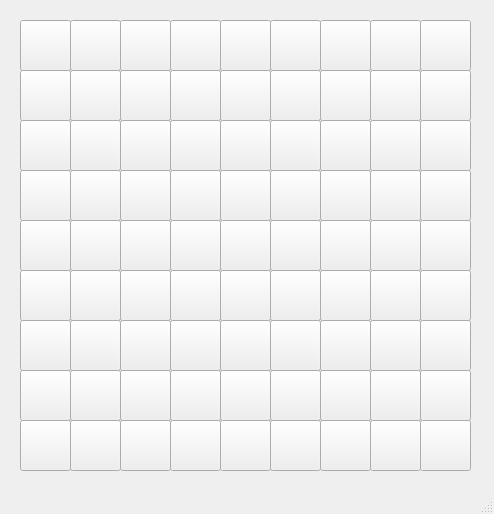
This is sudoku/tablero.ui in jsanga/ProyectoLenguajes as Qt 5 draws it before an edit. The edited form follows.
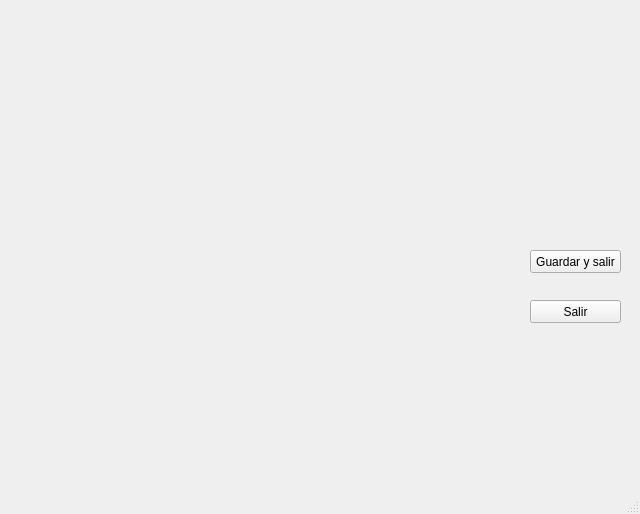
This is the edited form.

Commit message:
Cambios en el tablero
Uso de TextField's. Además ya comencé con las pruebas de los archivos
.xml generando un primer archivo "sudoku,xml" al presionar el botón
"Guardar y salir".

The edit to the form file:
```diff
--- a/sudoku/tablero.ui
+++ b/sudoku/tablero.ui
@@ -6,7 +6,7 @@
    <rect>
     <x>0</x>
     <y>0</y>
-    <width>494</width>
+    <width>640</width>
     <height>514</height>
    </rect>
   </property>
@@ -14,1059 +14,6 @@
    <string>MainWindow</string>
   </property>
   <widget class="QWidget" name="centralwidget">
-   <widget class="QPushButton" name="pushButton">
-    <property name="geometry">
-     <rect>
-      <x>20</x>
-      <y>20</y>
-      <width>51</width>
-      <height>51</height>
-     </rect>
-    </property>
-    <property name="text">
-     <string/>
-    </property>
-   </widget>
-   <widget class="QPushButton" name="pushButton_2">
-    <property name="geometry">
-     <rect>
-      <x>70</x>
-      <y>20</y>
-      <width>51</width>
-      <height>51</height>
-     </rect>
-    </property>
-    <property name="text">
-     <string/>
-    </property>
-   </widget>
-   <widget class="QPushButton" name="pushButton_3">
-    <property name="geometry">
-     <rect>
-      <x>120</x>
-      <y>20</y>
-      <width>51</width>
-      <height>51</height>
-     </rect>
-    </property>
-    <property name="text">
-     <string/>
-    </property>
-   </widget>
-   <widget class="QPushButton" name="pushButton_4">
-    <property name="geometry">
-     <rect>
-      <x>170</x>
-      <y>20</y>
-      <width>51</width>
-      <height>51</height>
-     </rect>
-    </property>
-    <property name="text">
-     <string/>
-    </property>
-   </widget>
-   <widget class="QPushButton" name="pushButton_5">
-    <property name="geometry">
-     <rect>
-      <x>220</x>
-      <y>20</y>
-      <width>51</width>
-      <height>51</height>
-     </rect>
-    </property>
-    <property name="text">
-     <string/>
-    </property>
-   </widget>
-   <widget class="QPushButton" name="pushButton_6">
-    <property name="geometry">
-     <rect>
-      <x>270</x>
-      <y>20</y>
-      <width>51</width>
-      <height>51</height>
-     </rect>
-    </property>
-    <property name="text">
-     <string/>
-    </property>
-   </widget>
-   <widget class="QPushButton" name="pushButton_7">
-    <property name="geometry">
-     <rect>
-      <x>320</x>
-      <y>20</y>
-      <width>51</width>
-      <height>51</height>
-     </rect>
-    </property>
-    <property name="text">
-     <string/>
-    </property>
-   </widget>
-   <widget class="QPushButton" name="pushButton_8">
-    <property name="geometry">
-     <rect>
-      <x>370</x>
-      <y>20</y>
-      <width>51</width>
-      <height>51</height>
-     </rect>
-    </property>
-    <property name="text">
-     <string/>
-    </property>
-   </widget>
-   <widget class="QPushButton" name="pushButton_9">
-    <property name="geometry">
-     <rect>
-      <x>420</x>
-      <y>20</y>
-      <width>51</width>
-      <height>51</height>
-     </rect>
-    </property>
-    <property name="text">
-     <string/>
-    </property>
-   </widget>
-   <widget class="QPushButton" name="pushButton_10">
-    <property name="geometry">
-     <rect>
-      <x>20</x>
-      <y>70</y>
-      <width>51</width>
-      <height>51</height>
-     </rect>
-    </property>
-    <property name="text">
-     <string/>
-    </property>
-   </widget>
-   <widget class="QPushButton" name="pushButton_11">
-    <property name="geometry">
-     <rect>
-      <x>70</x>
-      <y>70</y>
-      <width>51</width>
-      <height>51</height>
-     </rect>
-    </property>
-    <property name="text">
-     <string/>
-    </property>
-   </widget>
-   <widget class="QPushButton" name="pushButton_12">
-    <property name="geometry">
-     <rect>
-      <x>120</x>
-      <y>70</y>
-      <width>51</width>
-      <height>51</height>
-     </rect>
-    </property>
-    <property name="text">
-     <string/>
-    </property>
-   </widget>
-   <widget class="QPushButton" name="pushButton_13">
-    <property name="geometry">
-     <rect>
-      <x>170</x>
-      <y>70</y>
-      <width>51</width>
-      <height>51</height>
-     </rect>
-    </property>
-    <property name="text">
-     <string/>
-    </property>
-   </widget>
-   <widget class="QPushButton" name="pushButton_14">
-    <property name="geometry">
-     <rect>
-      <x>220</x>
-      <y>70</y>
-      <width>51</width>
-      <height>51</height>
-     </rect>
-    </property>
-    <property name="text">
-     <string/>
-    </property>
-   </widget>
-   <widget class="QPushButton" name="pushButton_15">
-    <property name="geometry">
-     <rect>
-      <x>270</x>
-      <y>70</y>
-      <width>51</width>
-      <height>51</height>
-     </rect>
-    </property>
-    <property name="text">
-     <string/>
-    </property>
-   </widget>
-   <widget class="QPushButton" name="pushButton_16">
-    <property name="geometry">
-     <rect>
-      <x>320</x>
-      <y>70</y>
-      <width>51</width>
-      <height>51</height>
-     </rect>
-    </property>
-    <property name="text">
-     <string/>
-    </property>
-   </widget>
-   <widget class="QPushButton" name="pushButton_17">
-    <property name="geometry">
-     <rect>
-      <x>370</x>
-      <y>70</y>
-      <width>51</width>
-      <height>51</height>
-     </rect>
-    </property>
-    <property name="text">
-     <string/>
-    </property>
-   </widget>
-   <widget class="QPushButton" name="pushButton_18">
-    <property name="geometry">
-     <rect>
-      <x>420</x>
-      <y>70</y>
-      <width>51</width>
-      <height>51</height>
-     </rect>
-    </property>
-    <property name="text">
-     <string/>
-    </property>
-   </widget>
-   <widget class="QPushButton" name="pushButton_19">
-    <property name="geometry">
-     <rect>
-      <x>20</x>
-      <y>120</y>
-      <width>51</width>
-      <height>51</height>
-     </rect>
-    </property>
-    <property name="text">
-     <string/>
-    </property>
-   </widget>
-   <widget class="QPushButton" name="pushButton_20">
-    <property name="geometry">
-     <rect>
-      <x>70</x>
-      <y>120</y>
-      <width>51</width>
-      <height>51</height>
-     </rect>
-    </property>
-    <property name="text">
-     <string/>
-    </property>
-   </widget>
-   <widget class="QPushButton" name="pushButton_21">
-    <property name="geometry">
-     <rect>
-      <x>120</x>
-      <y>120</y>
-      <width>51</width>
-      <height>51</height>
-     </rect>
-    </property>
-    <property name="text">
-     <string/>
-    </property>
-   </widget>
-   <widget class="QPushButton" name="pushButton_22">
-    <property name="geometry">
-     <rect>
-      <x>170</x>
-      <y>120</y>
-      <width>51</width>
-      <height>51</height>
-     </rect>
-    </property>
-    <property name="text">
-     <string/>
-    </property>
-   </widget>
-   <widget class="QPushButton" name="pushButton_23">
-    <property name="geometry">
-     <rect>
-      <x>220</x>
-      <y>120</y>
-      <width>51</width>
-      <height>51</height>
-     </rect>
-    </property>
-    <property name="text">
-     <string/>
-    </property>
-   </widget>
-   <widget class="QPushButton" name="pushButton_24">
-    <property name="geometry">
-     <rect>
-      <x>270</x>
-      <y>120</y>
-      <width>51</width>
-      <height>51</height>
-     </rect>
-    </property>
-    <property name="text">
-     <string/>
-    </property>
-   </widget>
-   <widget class="QPushButton" name="pushButton_25">
-    <property name="geometry">
-     <rect>
-      <x>320</x>
-      <y>120</y>
-      <width>51</width>
-      <height>51</height>
-     </rect>
-    </property>
-    <property name="text">
-     <string/>
-    </property>
-   </widget>
-   <widget class="QPushButton" name="pushButton_26">
-    <property name="geometry">
-     <rect>
-      <x>370</x>
-      <y>120</y>
-      <width>51</width>
-      <height>51</height>
-     </rect>
-    </property>
-    <property name="text">
-     <string/>
-    </property>
-   </widget>
-   <widget class="QPushButton" name="pushButton_27">
-    <property name="geometry">
-     <rect>
-      <x>420</x>
-      <y>120</y>
-      <width>51</width>
-      <height>51</height>
-     </rect>
-    </property>
-    <property name="text">
-     <string/>
-    </property>
-   </widget>
-   <widget class="QPushButton" name="pushButton_28">
-    <property name="geometry">
-     <rect>
-      <x>20</x>
-      <y>170</y>
-      <width>51</width>
-      <height>51</height>
-     </rect>
-    </property>
-    <property name="text">
-     <string/>
-    </property>
-   </widget>
-   <widget class="QPushButton" name="pushButton_29">
-    <property name="geometry">
-     <rect>
-      <x>70</x>
-      <y>170</y>
-      <width>51</width>
-      <height>51</height>
-     </rect>
-    </property>
-    <property name="text">
-     <string/>
-    </property>
-   </widget>
-   <widget class="QPushButton" name="pushButton_30">
-    <property name="geometry">
-     <rect>
-      <x>120</x>
-      <y>170</y>
-      <width>51</width>
-      <height>51</height>
-     </rect>
-    </property>
-    <property name="text">
-     <string/>
-    </property>
-   </widget>
-   <widget class="QPushButton" name="pushButton_31">
-    <property name="geometry">
-     <rect>
-      <x>170</x>
-      <y>170</y>
-      <width>51</width>
-      <height>51</height>
-     </rect>
-    </property>
-    <property name="text">
-     <string/>
-    </property>
-   </widget>
-   <widget class="QPushButton" name="pushButton_32">
-    <property name="geometry">
-     <rect>
-      <x>220</x>
-      <y>170</y>
-      <width>51</width>
-      <height>51</height>
-     </rect>
-    </property>
-    <property name="text">
-     <string/>
-    </property>
-   </widget>
-   <widget class="QPushButton" name="pushButton_33">
-    <property name="geometry">
-     <rect>
-      <x>270</x>
-      <y>170</y>
-      <width>51</width>
-      <height>51</height>
-     </rect>
-    </property>
-    <property name="text">
-     <string/>
-    </property>
-   </widget>
-   <widget class="QPushButton" name="pushButton_34">
-    <property name="geometry">
-     <rect>
-      <x>320</x>
-      <y>170</y>
-      <width>51</width>
-      <height>51</height>
-     </rect>
-    </property>
-    <property name="text">
-     <string/>
-    </property>
-   </widget>
-   <widget class="QPushButton" name="pushButton_35">
-    <property name="geometry">
-     <rect>
-      <x>370</x>
-      <y>170</y>
-      <width>51</width>
-      <height>51</height>
-     </rect>
-    </property>
-    <property name="text">
-     <string/>
-    </property>
-   </widget>
-   <widget class="QPushButton" name="pushButton_36">
-    <property name="geometry">
-     <rect>
-      <x>420</x>
-      <y>170</y>
-      <width>51</width>
-      <height>51</height>
-     </rect>
-    </property>
-    <property name="text">
-     <string/>
-    </property>
-   </widget>
-   <widget class="QPushButton" name="pushButton_37">
-    <property name="geometry">
-     <rect>
-      <x>20</x>
-      <y>220</y>
-      <width>51</width>
-      <height>51</height>
-     </rect>
-    </property>
-    <property name="text">
-     <string/>
-    </property>
-   </widget>
-   <widget class="QPushButton" name="pushButton_38">
-    <property name="geometry">
-     <rect>
-      <x>70</x>
-      <y>220</y>
-      <width>51</width>
-      <height>51</height>
-     </rect>
-    </property>
-    <property name="text">
-     <string/>
-    </property>
-   </widget>
-   <widget class="QPushButton" name="pushButton_39">
-    <property name="geometry">
-     <rect>
-      <x>120</x>
-      <y>220</y>
-      <width>51</width>
-      <height>51</height>
-     </rect>
-    </property>
-    <property name="text">
-     <string/>
-    </property>
-   </widget>
-   <widget class="QPushButton" name="pushButton_40">
-    <property name="geometry">
-     <rect>
-      <x>170</x>
-      <y>220</y>
-      <width>51</width>
-      <height>51</height>
-     </rect>
-    </property>
-    <property name="text">
-     <string/>
-    </property>
-   </widget>
-   <widget class="QPushButton" name="pushButton_41">
-    <property name="geometry">
-     <rect>
-      <x>220</x>
-      <y>220</y>
-      <width>51</width>
-      <height>51</height>
-     </rect>
-    </property>
-    <property name="text">
-     <string/>
-    </property>
-   </widget>
-   <widget class="QPushButton" name="pushButton_42">
-    <property name="geometry">
-     <rect>
-      <x>270</x>
-      <y>220</y>
-      <width>51</width>
-      <height>51</height>
-     </rect>
-    </property>
-    <property name="text">
-     <string/>
-    </property>
-   </widget>
-   <widget class="QPushButton" name="pushButton_43">
-    <property name="geometry">
-     <rect>
-      <x>320</x>
-      <y>220</y>
-      <width>51</width>
-      <height>51</height>
-     </rect>
-    </property>
-    <property name="text">
-     <string/>
-    </property>
-   </widget>
-   <widget class="QPushButton" name="pushButton_44">
-    <property name="geometry">
-     <rect>
-      <x>370</x>
-      <y>220</y>
-      <width>51</width>
-      <height>51</height>
-     </rect>
-    </property>
-    <property name="text">
-     <string/>
-    </property>
-   </widget>
-   <widget class="QPushButton" name="pushButton_45">
-    <property name="geometry">
-     <rect>
-      <x>420</x>
-      <y>220</y>
-      <width>51</width>
-      <height>51</height>
-     </rect>
-    </property>
-    <property name="text">
-     <string/>
-    </property>
-   </widget>
-   <widget class="QPushButton" name="pushButton_46">
-    <property name="geometry">
-     <rect>
-      <x>20</x>
-      <y>270</y>
-      <width>51</width>
-      <height>51</height>
-     </rect>
-    </property>
-    <property name="text">
-     <string/>
-    </property>
-   </widget>
-   <widget class="QPushButton" name="pushButton_47">
-    <property name="geometry">
-     <rect>
-      <x>70</x>
-      <y>270</y>
-      <width>51</width>
-      <height>51</height>
-     </rect>
-    </property>
-    <property name="text">
-     <string/>
-    </property>
-   </widget>
-   <widget class="QPushButton" name="pushButton_48">
-    <property name="geometry">
-     <rect>
-      <x>120</x>
-      <y>270</y>
-      <width>51</width>
-      <height>51</height>
-     </rect>
-    </property>
-    <property name="text">
-     <string/>
-    </property>
-   </widget>
-   <widget class="QPushButton" name="pushButton_49">
-    <property name="geometry">
-     <rect>
-      <x>170</x>
-      <y>270</y>
-      <width>51</width>
-      <height>51</height>
-     </rect>
-    </property>
-    <property name="text">
-     <string/>
-    </property>
-   </widget>
-   <widget class="QPushButton" name="pushButton_50">
-    <property name="geometry">
-     <rect>
-      <x>220</x>
-      <y>270</y>
-      <width>51</width>
-      <height>51</height>
-     </rect>
-    </property>
-    <property name="text">
-     <string/>
-    </property>
-   </widget>
-   <widget class="QPushButton" name="pushButton_51">
-    <property name="geometry">
-     <rect>
-      <x>270</x>
-      <y>270</y>
-      <width>51</width>
-      <height>51</height>
-     </rect>
-    </property>
-    <property name="text">
-     <string/>
-    </property>
-   </widget>
-   <widget class="QPushButton" name="pushButton_52">
-    <property name="geometry">
-     <rect>
-      <x>320</x>
-      <y>270</y>
-      <width>51</width>
-      <height>51</height>
-     </rect>
-    </property>
-    <property name="text">
-     <string/>
-    </property>
-   </widget>
-   <widget class="QPushButton" name="pushButton_53">
-    <property name="geometry">
-     <rect>
-      <x>370</x>
-      <y>270</y>
-      <width>51</width>
-      <height>51</height>
-     </rect>
-    </property>
-    <property name="text">
-     <string/>
-    </property>
-   </widget>
-   <widget class="QPushButton" name="pushButton_54">
-    <property name="geometry">
-     <rect>
-      <x>420</x>
-      <y>270</y>
-      <width>51</width>
-      <height>51</height>
-     </rect>
-    </property>
-    <property name="text">
-     <string/>
-    </property>
-   </widget>
-   <widget class="QPushButton" name="pushButton_55">
-    <property name="geometry">
-     <rect>
-      <x>20</x>
-      <y>320</y>
-      <width>51</width>
-      <height>51</height>
-     </rect>
-    </property>
-    <property name="text">
-     <string/>
-    </property>
-   </widget>
-   <widget class="QPushButton" name="pushButton_56">
-    <property name="geometry">
-     <rect>
-      <x>70</x>
-      <y>320</y>
-      <width>51</width>
-      <height>51</height>
-     </rect>
-    </property>
-    <property name="text">
-     <string/>
-    </property>
-   </widget>
-   <widget class="QPushButton" name="pushButton_57">
-    <property name="geometry">
-     <rect>
-      <x>120</x>
-      <y>320</y>
-      <width>51</width>
-      <height>51</height>
-     </rect>
-    </property>
-    <property name="text">
-     <string/>
-    </property>
-   </widget>
-   <widget class="QPushButton" name="pushButton_58">
-    <property name="geometry">
-     <rect>
-      <x>170</x>
-      <y>320</y>
-      <width>51</width>
-      <height>51</height>
-     </rect>
-    </property>
-    <property name="text">
-     <string/>
-    </property>
-   </widget>
-   <widget class="QPushButton" name="pushButton_59">
-    <property name="geometry">
-     <rect>
-      <x>220</x>
-      <y>320</y>
-      <width>51</width>
-      <height>51</height>
-     </rect>
-    </property>
-    <property name="text">
-     <string/>
-    </property>
-   </widget>
-   <widget class="QPushButton" name="pushButton_60">
-    <property name="geometry">
-     <rect>
-      <x>270</x>
-      <y>320</y>
-      <width>51</width>
-      <height>51</height>
-     </rect>
-    </property>
-    <property name="text">
-     <string/>
-    </property>
-   </widget>
-   <widget class="QPushButton" name="pushButton_61">
-    <property name="geometry">
-     <rect>
-      <x>320</x>
-      <y>320</y>
-      <width>51</width>
-      <height>51</height>
-     </rect>
-    </property>
-    <property name="text">
-     <string/>
-    </property>
-   </widget>
-   <widget class="QPushButton" name="pushButton_62">
-    <property name="geometry">
-     <rect>
-      <x>370</x>
-      <y>320</y>
-      <width>51</width>
-      <height>51</height>
-     </rect>
-    </property>
-    <property name="text">
-     <string/>
-    </property>
-   </widget>
-   <widget class="QPushButton" name="pushButton_63">
-    <property name="geometry">
-     <rect>
-      <x>420</x>
-      <y>320</y>
-      <width>51</width>
-      <height>51</height>
-     </rect>
-    </property>
-    <property name="text">
-     <string/>
-    </property>
-   </widget>
-   <widget class="QPushButton" name="pushButton_64">
-    <property name="geometry">
-     <rect>
-      <x>20</x>
-      <y>370</y>
-      <width>51</width>
-      <height>51</height>
-     </rect>
-    </property>
-    <property name="text">
-     <string/>
-    </property>
-   </widget>
-   <widget class="QPushButton" name="pushButton_65">
-    <property name="geometry">
-     <rect>
-      <x>70</x>
-      <y>370</y>
-      <width>51</width>
-      <height>51</height>
-     </rect>
-    </property>
-    <property name="text">
-     <string/>
-    </property>
-   </widget>
-   <widget class="QPushButton" name="pushButton_66">
-    <property name="geometry">
-     <rect>
-      <x>120</x>
-      <y>370</y>
-      <width>51</width>
-      <height>51</height>
-     </rect>
-    </property>
-    <property name="text">
-     <string/>
-    </property>
-   </widget>
-   <widget class="QPushButton" name="pushButton_67">
-    <property name="geometry">
-     <rect>
-      <x>170</x>
-      <y>370</y>
-      <width>51</width>
-      <height>51</height>
-     </rect>
-    </property>
-    <property name="text">
-     <string/>
-    </property>
-   </widget>
-   <widget class="QPushButton" name="pushButton_68">
-    <property name="geometry">
-     <rect>
-      <x>220</x>
-      <y>370</y>
-      <width>51</width>
-      <height>51</height>
-     </rect>
-    </property>
-    <property name="text">
-     <string/>
-    </property>
-   </widget>
-   <widget class="QPushButton" name="pushButton_69">
-    <property name="geometry">
-     <rect>
-      <x>270</x>
-      <y>370</y>
-      <width>51</width>
-      <height>51</height>
-     </rect>
-    </property>
-    <property name="text">
-     <string/>
-    </property>
-   </widget>
-   <widget class="QPushButton" name="pushButton_70">
-    <property name="geometry">
-     <rect>
-      <x>320</x>
-      <y>370</y>
-      <width>51</width>
-      <height>51</height>
-     </rect>
-    </property>
-    <property name="text">
-     <string/>
-    </property>
-   </widget>
-   <widget class="QPushButton" name="pushButton_71">
-    <property name="geometry">
-     <rect>
-      <x>370</x>
-      <y>370</y>
-      <width>51</width>
-      <height>51</height>
-     </rect>
-    </property>
-    <property name="text">
-     <string/>
-    </property>
-   </widget>
-   <widget class="QPushButton" name="pushButton_72">
-    <property name="geometry">
-     <rect>
-      <x>420</x>
-      <y>370</y>
-      <width>51</width>
-      <height>51</height>
-     </rect>
-    </property>
-    <property name="text">
-     <string/>
-    </property>
-   </widget>
-   <widget class="QPushButton" name="pushButton_73">
-    <property name="geometry">
-     <rect>
-      <x>20</x>
-      <y>420</y>
-      <width>51</width>
-      <height>51</height>
-     </rect>
-    </property>
-    <property name="text">
-     <string/>
-    </property>
-   </widget>
-   <widget class="QPushButton" name="pushButton_74">
-    <property name="geometry">
-     <rect>
-      <x>70</x>
-      <y>420</y>
-      <width>51</width>
-      <height>51</height>
-     </rect>
-    </property>
-    <property name="text">
-     <string/>
-    </property>
-   </widget>
-   <widget class="QPushButton" name="pushButton_75">
-    <property name="geometry">
-     <rect>
-      <x>120</x>
-      <y>420</y>
-      <width>51</width>
-      <height>51</height>
-     </rect>
-    </property>
-    <property name="text">
-     <string/>
-    </property>
-   </widget>
-   <widget class="QPushButton" name="pushButton_76">
-    <property name="geometry">
-     <rect>
-      <x>170</x>
-      <y>420</y>
-      <width>51</width>
-      <height>51</height>
-     </rect>
-    </property>
-    <property name="text">
-     <string/>
-    </property>
-   </widget>
-   <widget class="QPushButton" name="pushButton_77">
-    <property name="geometry">
-     <rect>
-      <x>220</x>
-      <y>420</y>
-      <width>51</width>
-      <height>51</height>
-     </rect>
-    </property>
-    <property name="text">
-     <string/>
-    </property>
-   </widget>
-   <widget class="QPushButton" name="pushButton_78">
-    <property name="geometry">
-     <rect>
-      <x>270</x>
-      <y>420</y>
-      <width>51</width>
-      <height>51</height>
-     </rect>
-    </property>
-    <property name="text">
-     <string/>
-    </property>
-   </widget>
-   <widget class="QPushButton" name="pushButton_79">
-    <property name="geometry">
-     <rect>
-      <x>320</x>
-      <y>420</y>
-      <width>51</width>
-      <height>51</height>
-     </rect>
-    </property>
-    <property name="text">
-     <string/>
-    </property>
-   </widget>
-   <widget class="QPushButton" name="pushButton_80">
-    <property name="geometry">
-     <rect>
-      <x>370</x>
-      <y>420</y>
-      <width>51</width>
-      <height>51</height>
-     </rect>
-    </property>
-    <property name="text">
-     <string/>
-    </property>
-   </widget>
-   <widget class="QPushButton" name="pushButton_81">
-    <property name="geometry">
-     <rect>
-      <x>420</x>
-      <y>420</y>
-      <width>51</width>
-      <height>51</height>
-     </rect>
-    </property>
-    <property name="text">
-     <string/>
-    </property>
-   </widget>
    <widget class="QWidget" name="gridLayoutWidget">
     <property name="geometry">
      <rect>
@@ -1078,6 +25,32 @@
     </property>
     <layout class="QGridLayout" name="gridLayout"/>
    </widget>
+   <widget class="QPushButton" name="pushButton_2">
+    <property name="geometry">
+     <rect>
+      <x>530</x>
+      <y>250</y>
+      <width>91</width>
+      <height>23</height>
+     </rect>
+    </property>
+    <property name="text">
+     <string>Guardar y salir</string>
+    </property>
+   </widget>
+   <widget class="QPushButton" name="pushButton_3">
+    <property name="geometry">
+     <rect>
+      <x>530</x>
+      <y>300</y>
+      <width>91</width>
+      <height>23</height>
+     </rect>
+    </property>
+    <property name="text">
+     <string>Salir</string>
+    </property>
+   </widget>
   </widget>
   <widget class="QMenuBar" name="menubar">
    <property name="geometry">
```
Left out of the diff: 2 changed lines with no effect on the pictures. The commit also changes 23 other files.
